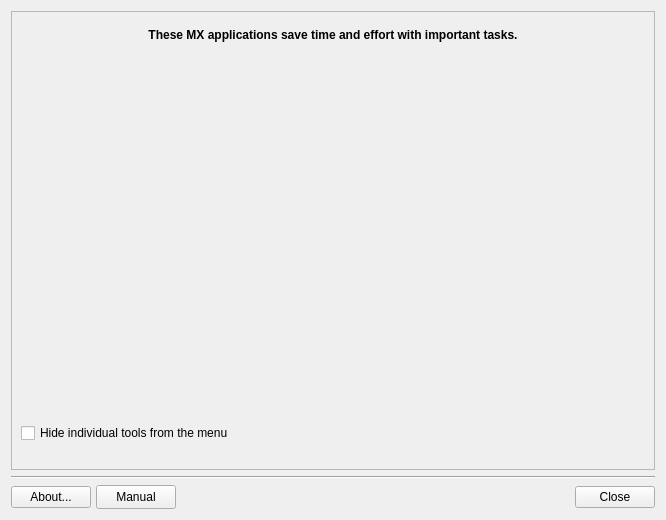
First picture: the form in mxtools.ui, repository AdrianTM/mx-tools, before the edit.
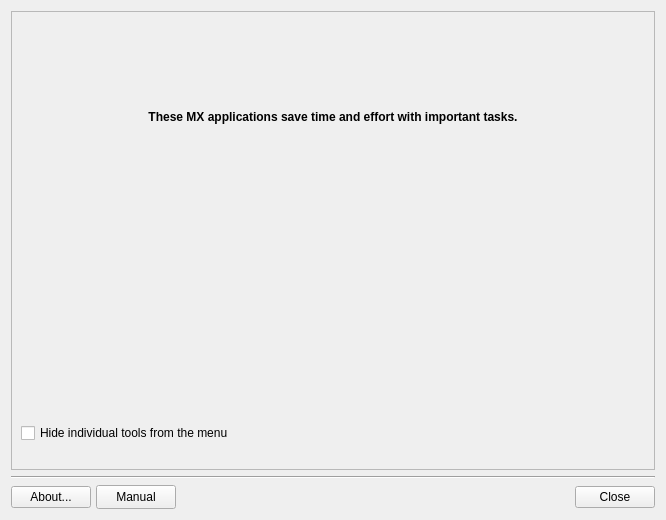
Second picture: the form after the edit. Icons and pictures are not drawn.

Diff of the .ui file:
```diff
--- a/mxtools.ui
+++ b/mxtools.ui
@@ -228,19 +228,6 @@
         </property>
        </widget>
       </item>
-      <item row="8" column="0" colspan="2">
-       <spacer name="verticalSpacer">
-        <property name="orientation">
-         <enum>Qt::Vertical</enum>
-        </property>
-        <property name="sizeHint" stdset="0">
-         <size>
-          <width>20</width>
-          <height>40</height>
-         </size>
-        </property>
-       </spacer>
-      </item>
       <item row="2" column="0" rowspan="2" colspan="2">
        <layout class="QGridLayout" name="gridLayout_btn"/>
       </item>
```
Left out of the diff: 2 changed lines with no effect on the pictures.
